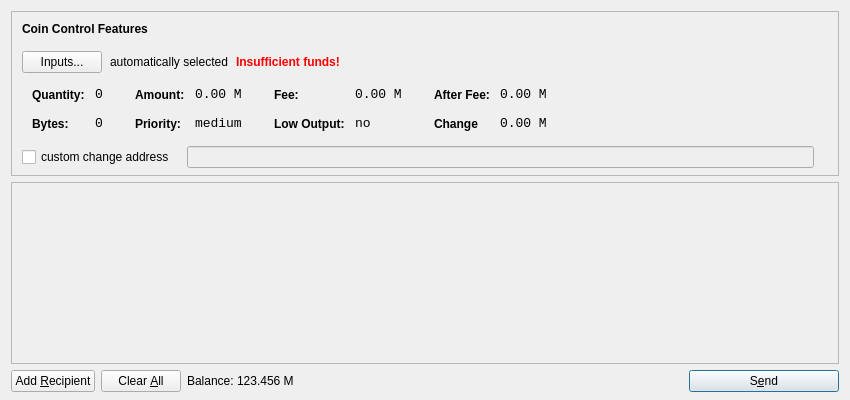
Above: src/qt/forms/sendcoinsdialog.ui from C2MMXIV/MMXIV before the change. Below: the same form after it.
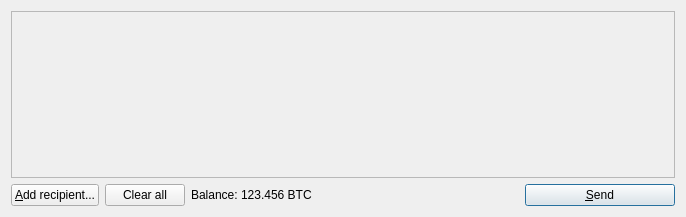
That is the form after the change. Icons and pictures are not drawn.

Diff of the .ui file:
```diff
--- a/src/qt/forms/sendcoinsdialog.ui
+++ b/src/qt/forms/sendcoinsdialog.ui
@@ -6,615 +6,14 @@
    <rect>
     <x>0</x>
     <y>0</y>
-    <width>850</width>
-    <height>400</height>
+    <width>686</width>
+    <height>217</height>
    </rect>
   </property>
   <property name="windowTitle">
    <string>Send Coins</string>
   </property>
-  <layout class="QVBoxLayout" name="verticalLayout" stretch="0,1,0">
-   <property name="bottomMargin">
-    <number>8</number>
-   </property>
-   <item>
-    <widget class="QFrame" name="frameCoinControl">
-     <property name="sizePolicy">
-      <sizepolicy hsizetype="Expanding" vsizetype="Expanding">
-       <horstretch>0</horstretch>
-       <verstretch>0</verstretch>
-      </sizepolicy>
-     </property>
-     <property name="maximumSize">
-      <size>
-       <width>16777215</width>
-       <height>16777215</height>
-      </size>
-     </property>
-     <property name="frameShape">
-      <enum>QFrame::StyledPanel</enum>
-     </property>
-     <property name="frameShadow">
-      <enum>QFrame::Sunken</enum>
-     </property>
-     <layout class="QVBoxLayout" name="verticalLayoutCoinControl2">
-      <property name="spacing">
-       <number>-1</number>
-      </property>
-      <property name="leftMargin">
-       <number>0</number>
-      </property>
-      <property name="topMargin">
-       <number>0</number>
-      </property>
-      <property name="rightMargin">
-       <number>0</number>
-      </property>
-      <property name="bottomMargin">
-       <number>6</number>
-      </property>
-      <item>
-       <layout class="QVBoxLayout" name="verticalLayoutCoinControl" stretch="0,0,0,0,1">
-        <property name="spacing">
-         <number>0</number>
-        </property>
-        <property name="leftMargin">
-         <number>10</number>
-        </property>
-        <property name="topMargin">
-         <number>10</number>
-        </property>
-        <item>
-         <layout class="QHBoxLayout" name="horizontalLayoutCoinControl1">
-          <property name="bottomMargin">
-           <number>15</number>
-          </property>
-          <item>
-           <widget class="QLabel" name="labelCoinControlFeatures">
-            <property name="sizePolicy">
-             <sizepolicy hsizetype="Preferred" vsizetype="Maximum">
-              <horstretch>0</horstretch>
-              <verstretch>0</verstretch>
-             </sizepolicy>
-            </property>
-            <property name="font">
-             <font>
-              <weight>75</weight>
-              <bold>true</bold>
-             </font>
-            </property>
-            <property name="styleSheet">
-             <string notr="true">font-weight:bold;</string>
-            </property>
-            <property name="text">
-             <string>Coin Control Features</string>
-            </property>
-           </widget>
-          </item>
-         </layout>
-        </item>
-        <item>
-         <layout class="QHBoxLayout" name="horizontalLayoutCoinControl2" stretch="0,0,0,0">
-          <property name="spacing">
-           <number>8</number>
-          </property>
-          <property name="bottomMargin">
-           <number>10</number>
-          </property>
-          <item>
-           <widget class="QPushButton" name="pushButtonCoinControl">
-            <property name="styleSheet">
-             <string notr="true"/>
-            </property>
-            <property name="text">
-             <string>Inputs...</string>
-            </property>
-           </widget>
-          </item>
-          <item>
-           <widget class="QLabel" name="labelCoinControlAutomaticallySelected">
-            <property name="text">
-             <string>automatically selected</string>
-            </property>
-            <property name="margin">
-             <number>5</number>
-            </property>
-           </widget>
-          </item>
-          <item>
-           <widget class="QLabel" name="labelCoinControlInsuffFunds">
-            <property name="font">
-             <font>
-              <weight>75</weight>
-              <bold>true</bold>
-             </font>
-            </property>
-            <property name="styleSheet">
-             <string notr="true">color:red;font-weight:bold;</string>
-            </property>
-            <property name="text">
-             <string>Insufficient funds!</string>
-            </property>
-            <property name="margin">
-             <number>5</number>
-            </property>
-           </widget>
-          </item>
-          <item>
-           <spacer name="horizontalSpacerCoinControl">
-            <property name="orientation">
-             <enum>Qt::Horizontal</enum>
-            </property>
-            <property name="sizeHint" stdset="0">
-             <size>
-              <width>40</width>
-              <height>1</height>
-             </size>
-            </property>
-           </spacer>
-          </item>
-         </layout>
-        </item>
-        <item>
-         <widget class="QWidget" name="widgetCoinControl" native="true">
-          <property name="sizePolicy">
-           <sizepolicy hsizetype="Preferred" vsizetype="Preferred">
-            <horstretch>0</horstretch>
-            <verstretch>0</verstretch>
-           </sizepolicy>
-          </property>
-          <property name="minimumSize">
-           <size>
-            <width>0</width>
-            <height>0</height>
-           </size>
-          </property>
-          <property name="styleSheet">
-           <string notr="true"/>
-          </property>
-          <layout class="QHBoxLayout" name="horizontalLayoutCoinControl5">
-           <property name="margin">
-            <number>0</number>
-           </property>
-           <item>
-            <layout class="QHBoxLayout" name="horizontalLayoutCoinControl3" stretch="0,0,0,1">
-             <property name="spacing">
-              <number>20</number>
-             </property>
-             <property name="topMargin">
-              <number>0</number>
-             </property>
-             <property name="bottomMargin">
-              <number>10</number>
-             </property>
-             <item>
-              <layout class="QFormLayout" name="formLayoutCoinControl1">
-               <property name="horizontalSpacing">
-                <number>10</number>
-               </property>
-               <property name="verticalSpacing">
-                <number>14</number>
-               </property>
-               <property name="leftMargin">
-                <number>10</number>
-               </property>
-               <property name="topMargin">
-                <number>4</number>
-               </property>
-               <property name="rightMargin">
-                <number>6</number>
-               </property>
-               <item row="0" column="0">
-                <widget class="QLabel" name="labelCoinControlQuantityText">
-                 <property name="styleSheet">
-                  <string notr="true">font-weight:bold;</string>
-                 </property>
-                 <property name="text">
-                  <string>Quantity:</string>
-                 </property>
-                 <property name="margin">
-                  <number>0</number>
-                 </property>
-                </widget>
-               </item>
-               <item row="0" column="1">
-                <widget class="QLabel" name="labelCoinControlQuantity">
-                 <property name="font">
-                  <font>
-                   <family>Monospace</family>
-                   <pointsize>10</pointsize>
-                  </font>
-                 </property>
-                 <property name="cursor">
-                  <cursorShape>IBeamCursor</cursorShape>
-                 </property>
-                 <property name="contextMenuPolicy">
-                  <enum>Qt::ActionsContextMenu</enum>
-                 </property>
-                 <property name="text">
-                  <string>0</string>
-                 </property>
-                 <property name="margin">
-                  <number>0</number>
-                 </property>
-                 <property name="textInteractionFlags">
-                  <set>Qt::LinksAccessibleByMouse|Qt::TextSelectableByKeyboard|Qt::TextSelectableByMouse</set>
-                 </property>
-                </widget>
-               </item>
-               <item row="1" column="0">
-                <widget class="QLabel" name="labelCoinControlBytesText">
-                 <property name="styleSheet">
-                  <string notr="true">font-weight:bold;</string>
-                 </property>
-                 <property name="text">
-                  <string>Bytes:</string>
-                 </property>
-                </widget>
-               </item>
-               <item row="1" column="1">
-                <widget class="QLabel" name="labelCoinControlBytes">
-                 <property name="font">
-                  <font>
-                   <family>Monospace</family>
-                   <pointsize>10</pointsize>
-                  </font>
-                 </property>
-                 <property name="cursor">
-                  <cursorShape>IBeamCursor</cursorShape>
-                 </property>
-                 <property name="contextMenuPolicy">
-                  <enum>Qt::ActionsContextMenu</enum>
-                 </property>
-                 <property name="text">
-                  <string>0</string>
-                 </property>
-                 <property name="textInteractionFlags">
-                  <set>Qt::LinksAccessibleByMouse|Qt::TextSelectableByKeyboard|Qt::TextSelectableByMouse</set>
-                 </property>
-                </widget>
-               </item>
-              </layout>
-             </item>
-             <item>
-              <layout class="QFormLayout" name="formLayoutCoinControl2">
-               <property name="horizontalSpacing">
-                <number>10</number>
-               </property>
-               <property name="verticalSpacing">
-                <number>14</number>
-               </property>
-               <property name="leftMargin">
-                <number>6</number>
-               </property>
-               <property name="topMargin">
-                <number>4</number>
-               </property>
-               <property name="rightMargin">
-                <number>6</number>
-               </property>
-               <item row="0" column="0">
-                <widget class="QLabel" name="labelCoinControlAmountText">
-                 <property name="styleSheet">
-                  <string notr="true">font-weight:bold;</string>
-                 </property>
-                 <property name="text">
-                  <string>Amount:</string>
-                 </property>
-                 <property name="margin">
-                  <number>0</number>
-                 </property>
-                </widget>
-               </item>
-               <item row="0" column="1">
-                <widget class="QLabel" name="labelCoinControlAmount">
-                 <property name="font">
-                  <font>
-                   <family>Monospace</family>
-                   <pointsize>10</pointsize>
-                  </font>
-                 </property>
-                 <property name="cursor">
-                  <cursorShape>IBeamCursor</cursorShape>
-                 </property>
-                 <property name="contextMenuPolicy">
-                  <enum>Qt::ActionsContextMenu</enum>
-                 </property>
-                 <property name="text">
-                  <string>0.00 M</string>
-                 </property>
-                 <property name="textInteractionFlags">
-                  <set>Qt::LinksAccessibleByMouse|Qt::TextSelectableByKeyboard|Qt::TextSelectableByMouse</set>
-                 </property>
-                </widget>
-               </item>
-               <item row="1" column="0">
-                <widget class="QLabel" name="labelCoinControlPriorityText">
-                 <property name="styleSheet">
-                  <string notr="true">font-weight:bold;</string>
-                 </property>
-                 <property name="text">
-                  <string>Priority:</string>
-                 </property>
-                </widget>
-               </item>
-               <item row="1" column="1">
-                <widget class="QLabel" name="labelCoinControlPriority">
-                 <property name="font">
-                  <font>
-                   <family>Monospace</family>
-                   <pointsize>10</pointsize>
-                  </font>
-                 </property>
-                 <property name="cursor">
-                  <cursorShape>IBeamCursor</cursorShape>
-                 </property>
-                 <property name="contextMenuPolicy">
-                  <enum>Qt::ActionsContextMenu</enum>
-                 </property>
-                 <property name="text">
-                  <string>medium</string>
-                 </property>
-                 <property name="textInteractionFlags">
-                  <set>Qt::LinksAccessibleByMouse|Qt::TextSelectableByKeyboard|Qt::TextSelectableByMouse</set>
-                 </property>
-                </widget>
-               </item>
-              </layout>
-             </item>
-             <item>
-              <layout class="QFormLayout" name="formLayoutCoinControl3">
-               <property name="horizontalSpacing">
-                <number>10</number>
-               </property>
-               <property name="verticalSpacing">
-                <number>14</number>
-               </property>
-               <property name="leftMargin">
-                <number>6</number>
-               </property>
-               <property name="topMargin">
-                <number>4</number>
-               </property>
-               <property name="rightMargin">
-                <number>6</number>
-               </property>
-               <item row="0" column="0">
-                <widget class="QLabel" name="labelCoinControlFeeText">
-                 <property name="styleSheet">
-                  <string notr="true">font-weight:bold;</string>
-                 </property>
-                 <property name="text">
-                  <string>Fee:</string>
-                 </property>
-                 <property name="margin">
-                  <number>0</number>
-                 </property>
-                </widget>
-               </item>
-               <item row="0" column="1">
-                <widget class="QLabel" name="labelCoinControlFee">
-                 <property name="font">
-                  <font>
-                   <family>Monospace</family>
-                   <pointsize>10</pointsize>
-                  </font>
-                 </property>
-                 <property name="cursor">
-                  <cursorShape>IBeamCursor</cursorShape>
-                 </property>
-                 <property name="contextMenuPolicy">
-                  <enum>Qt::ActionsContextMenu</enum>
-                 </property>
-                 <property name="text">
-                  <string>0.00 M</string>
-                 </property>
-                 <property name="textInteractionFlags">
-                  <set>Qt::LinksAccessibleByMouse|Qt::TextSelectableByKeyboard|Qt::TextSelectableByMouse</set>
-                 </property>
-                </widget>
-               </item>
-               <item row="1" column="0">
-                <widget class="QLabel" name="labelCoinControlLowOutputText">
-                 <property name="styleSheet">
-                  <string notr="true">font-weight:bold;</string>
-                 </property>
-                 <property name="text">
-                  <string>Low Output:</string>
-                 </property>
-                </widget>
-               </item>
-               <item row="1" column="1">
-                <widget class="QLabel" name="labelCoinControlLowOutput">
-                 <property name="font">
-                  <font>
-                   <family>Monospace</family>
-                   <pointsize>10</pointsize>
-                  </font>
-                 </property>
-                 <property name="cursor">
-                  <cursorShape>IBeamCursor</cursorShape>
-                 </property>
-                 <property name="contextMenuPolicy">
-                  <enum>Qt::ActionsContextMenu</enum>
-                 </property>
-                 <property name="text">
-                  <string>no</string>
-                 </property>
-                 <property name="textInteractionFlags">
-                  <set>Qt::LinksAccessibleByMouse|Qt::TextSelectableByKeyboard|Qt::TextSelectableByMouse</set>
-                 </property>
-                </widget>
-               </item>
-              </layout>
-             </item>
-             <item>
-              <layout class="QFormLayout" name="formLayoutCoinControl4">
-               <property name="horizontalSpacing">
-                <number>10</number>
-               </property>
-               <property name="verticalSpacing">
-                <number>14</number>
-               </property>
-               <property name="leftMargin">
-                <number>6</number>
-               </property>
-               <property name="topMargin">
-                <number>4</number>
-               </property>
-               <property name="rightMargin">
-                <number>6</number>
-               </property>
-               <item row="0" column="0">
-                <widget class="QLabel" name="labelCoinControlAfterFeeText">
-                 <property name="styleSheet">
-                  <string notr="true">font-weight:bold;</string>
-                 </property>
-                 <property name="text">
-                  <string>After Fee:</string>
-                 </property>
-                 <property name="margin">
-                  <number>0</number>
-                 </property>
-                </widget>
-               </item>
-               <item row="0" column="1">
-                <widget class="QLabel" name="labelCoinControlAfterFee">
-                 <property name="font">
-                  <font>
-                   <family>Monospace</family>
-                   <pointsize>10</pointsize>
-                  </font>
-                 </property>
-                 <property name="cursor">
-                  <cursorShape>IBeamCursor</cursorShape>
-                 </property>
-                 <property name="contextMenuPolicy">
-                  <enum>Qt::ActionsContextMenu</enum>
-                 </property>
-                 <property name="text">
-                  <string>0.00 M</string>
-                 </property>
-                 <property name="textInteractionFlags">
-                  <set>Qt::LinksAccessibleByMouse|Qt::TextSelectableByKeyboard|Qt::TextSelectableByMouse</set>
-                 </property>
-                </widget>
-               </item>
-               <item row="1" column="0">
-                <widget class="QLabel" name="labelCoinControlChangeText">
-                 <property name="styleSheet">
-                  <string notr="true">font-weight:bold;</string>
-                 </property>
-                 <property name="text">
-                  <string>Change</string>
-                 </property>
-                </widget>
-               </item>
-               <item row="1" column="1">
-                <widget class="QLabel" name="labelCoinControlChange">
-                 <property name="font">
-                  <font>
-                   <family>Monospace</family>
-                   <pointsize>10</pointsize>
-                  </font>
-                 </property>
-                 <property name="cursor">
-                  <cursorShape>IBeamCursor</cursorShape>
-                 </property>
-                 <property name="contextMenuPolicy">
-                  <enum>Qt::ActionsContextMenu</enum>
-                 </property>
-                 <property name="text">
-                  <string>0.00 M</string>
-                 </property>
-                 <property name="textInteractionFlags">
-                  <set>Qt::LinksAccessibleByMouse|Qt::TextSelectableByKeyboard|Qt::TextSelectableByMouse</set>
-                 </property>
-                </widget>
-               </item>
-              </layout>
-             </item>
-            </layout>
-           </item>
-          </layout>
-         </widget>
-        </item>
-        <item>
-         <layout class="QHBoxLayout" name="horizontalLayoutCoinControl4" stretch="0,0,0">
-          <property name="spacing">
-           <number>12</number>
-          </property>
-          <property name="sizeConstraint">
-           <enum>QLayout::SetDefaultConstraint</enum>
-          </property>
-          <property name="topMargin">
-           <number>5</number>
-          </property>
-          <property name="rightMargin">
-           <number>5</number>
-          </property>
-          <item>
-           <widget class="QCheckBox" name="checkBoxCoinControlChange">
-            <property name="text">
-             <string>custom change address</string>
-            </property>
-           </widget>
-          </item>
-          <item>
-           <widget class="QLineEdit" name="lineEditCoinControlChange">
-            <property name="enabled">
-             <bool>false</bool>
-            </property>
-            <property name="sizePolicy">
-             <sizepolicy hsizetype="Expanding" vsizetype="Fixed">
-              <horstretch>0</horstretch>
-              <verstretch>0</verstretch>
-             </sizepolicy>
-            </property>
-           </widget>
-          </item>
-          <item>
-           <widget class="QLabel" name="labelCoinControlChangeLabel">
-            <property name="sizePolicy">
-             <sizepolicy hsizetype="Preferred" vsizetype="Expanding">
-              <horstretch>0</horstretch>
-              <verstretch>0</verstretch>
-             </sizepolicy>
-            </property>
-            <property name="minimumSize">
-             <size>
-              <width>0</width>
-              <height>0</height>
-             </size>
-            </property>
-            <property name="text">
-             <string/>
-            </property>
-            <property name="margin">
-             <number>3</number>
-            </property>
-           </widget>
-          </item>
-         </layout>
-        </item>
-        <item>
-         <spacer name="verticalSpacerCoinControl">
-          <property name="orientation">
-           <enum>Qt::Vertical</enum>
-          </property>
-          <property name="sizeHint" stdset="0">
-           <size>
-            <width>800</width>
-            <height>1</height>
-           </size>
-          </property>
-         </spacer>
-        </item>
-       </layout>
-      </item>
-     </layout>
-    </widget>
-   </item>
+  <layout class="QVBoxLayout" name="verticalLayout">
    <item>
     <widget class="QScrollArea" name="scrollArea">
      <property name="widgetResizable">
@@ -625,7 +24,7 @@
        <rect>
         <x>0</x>
         <y>0</y>
-        <width>830</width>
+        <width>666</width>
         <height>165</height>
        </rect>
       </property>
@@ -665,15 +64,12 @@
         <string>Send to multiple recipients at once</string>
        </property>
        <property name="text">
-        <string>Add &amp;Recipient</string>
+        <string>&amp;Add recipient...</string>
        </property>
        <property name="icon">
         <iconset resource="../bitcoin.qrc">
          <normaloff>:/icons/add</normaloff>:/icons/add</iconset>
        </property>
-       <property name="autoDefault">
-        <bool>false</bool>
-       </property>
       </widget>
      </item>
      <item>
@@ -688,7 +84,7 @@
         <string>Remove all transaction fields</string>
        </property>
        <property name="text">
-        <string>Clear &amp;All</string>
+        <string>Clear all</string>
        </property>
        <property name="icon">
         <iconset resource="../bitcoin.qrc">
@@ -697,9 +93,6 @@
        <property name="autoRepeatDelay">
         <number>300</number>
        </property>
-       <property name="autoDefault">
-        <bool>false</bool>
-       </property>
       </widget>
      </item>
      <item>
@@ -709,12 +102,6 @@
        </property>
        <item>
         <widget class="QLabel" name="label">
-         <property name="sizePolicy">
-          <sizepolicy hsizetype="Preferred" vsizetype="Fixed">
-           <horstretch>0</horstretch>
-           <verstretch>0</verstretch>
-          </sizepolicy>
-         </property>
          <property name="text">
           <string>Balance:</string>
          </property>
@@ -722,17 +109,8 @@
        </item>
        <item>
         <widget class="QLabel" name="labelBalance">
-         <property name="sizePolicy">
-          <sizepolicy hsizetype="Preferred" vsizetype="Fixed">
-           <horstretch>0</horstretch>
-           <verstretch>0</verstretch>
-          </sizepolicy>
-         </property>
-         <property name="cursor">
-          <cursorShape>IBeamCursor</cursorShape>
-         </property>
          <property name="text">
-          <string>123.456 M</string>
+          <string>123.456 BTC</string>
          </property>
          <property name="textInteractionFlags">
           <set>Qt::LinksAccessibleByMouse|Qt::TextSelectableByKeyboard|Qt::TextSelectableByMouse</set>
@@ -766,7 +144,7 @@
         <string>Confirm the send action</string>
        </property>
        <property name="text">
-        <string>S&amp;end</string>
+        <string>&amp;Send</string>
        </property>
        <property name="icon">
         <iconset resource="../bitcoin.qrc">
```
